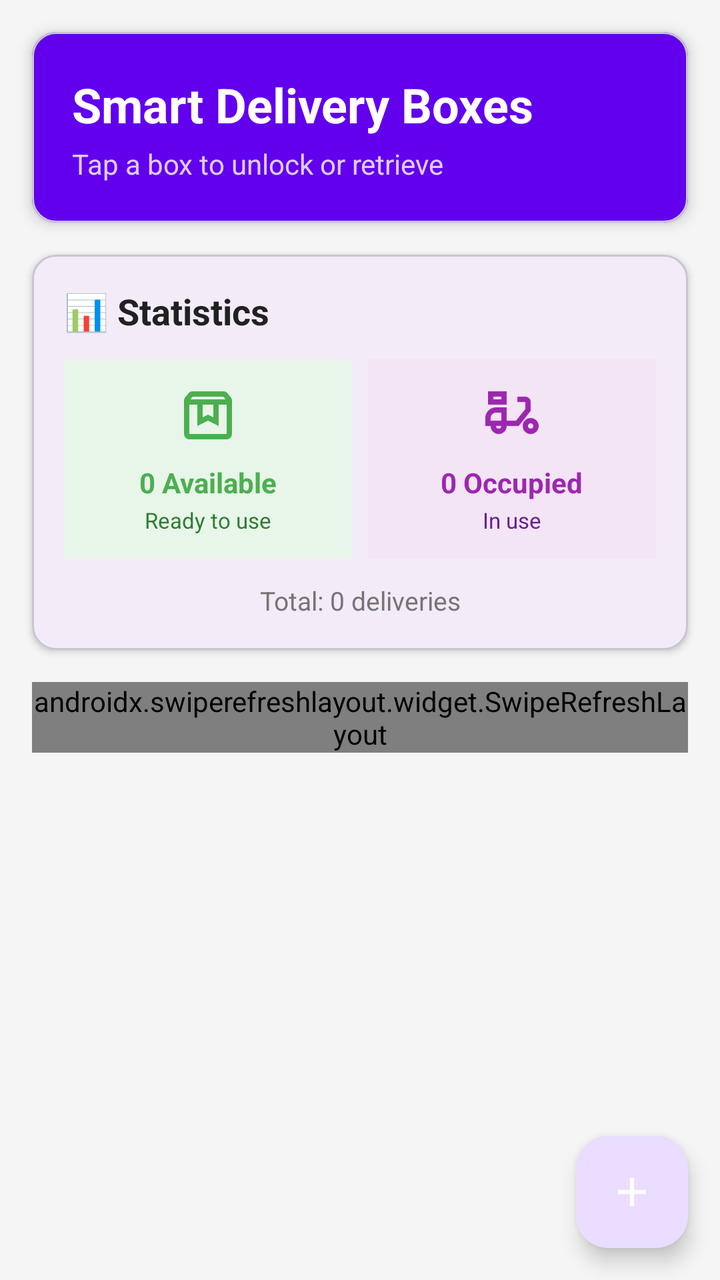
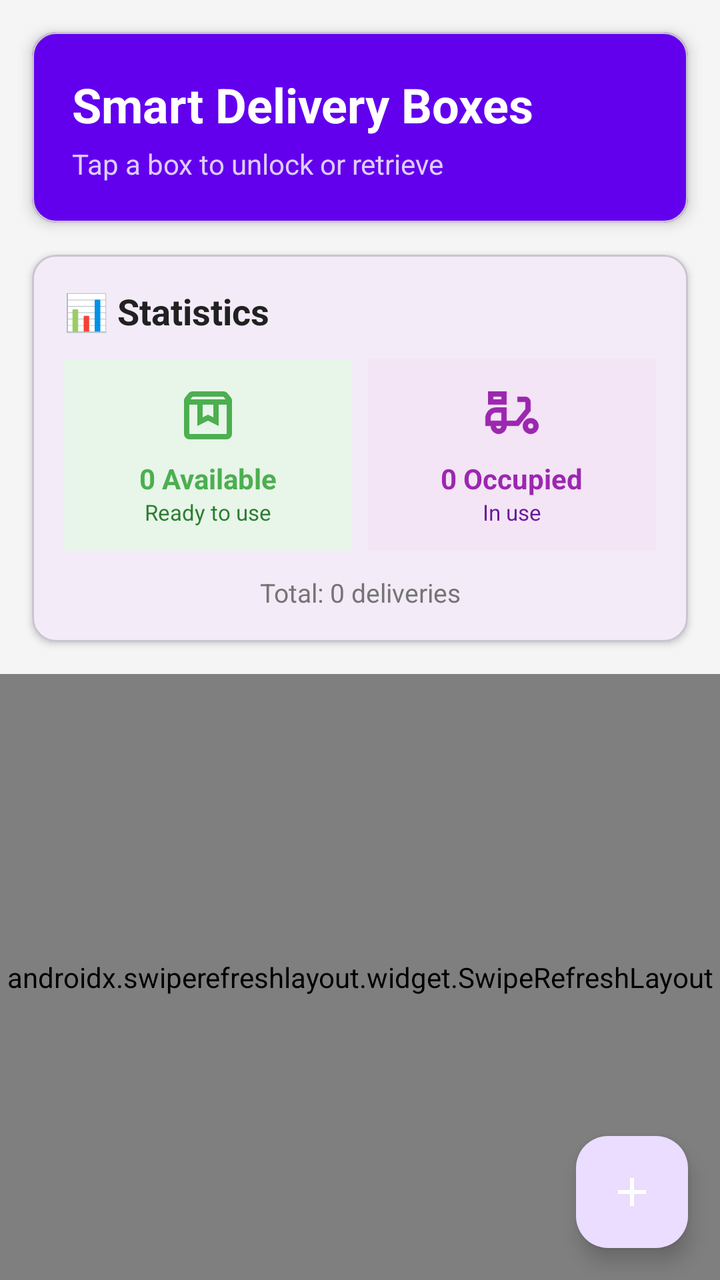

The first picture is an Android layout as it rendered before a commit; the second is the same layout after the commit. The layout source and the unified diff follow.
<!-- AndroidManifest.xml: application theme Theme.SmartFoodDeliveryBox -->
<!-- res/layout/fragment_dashboard.xml -->
<?xml version="1.0" encoding="utf-8"?>
<androidx.coordinatorlayout.widget.CoordinatorLayout
    xmlns:android="http://schemas.android.com/apk/res/android"
    xmlns:app="http://schemas.android.com/apk/res-auto"
    android:layout_width="match_parent"
    android:layout_height="match_parent"
    android:background="@color/background">

    <androidx.core.widget.NestedScrollView
        android:layout_width="match_parent"
        android:layout_height="match_parent">

        <LinearLayout
            android:layout_width="match_parent"
            android:layout_height="wrap_content"
            android:orientation="vertical">

            
            <com.google.android.material.card.MaterialCardView
                android:layout_width="match_parent"
                android:layout_height="wrap_content"
                android:layout_margin="16dp"
                app:cardElevation="4dp"
                app:cardCornerRadius="12dp"
                app:cardBackgroundColor="@color/primary">

                <LinearLayout
                    android:layout_width="match_parent"
                    android:layout_height="wrap_content"
                    android:orientation="vertical"
                    android:padding="20dp">

                    <TextView
                        android:layout_width="match_parent"
                        android:layout_height="wrap_content"
                        android:text="Smart Delivery Boxes"
                        android:textSize="24sp"
                        android:textStyle="bold"
                        android:textColor="@android:color/white" />

                    <TextView
                        android:layout_width="match_parent"
                        android:layout_height="wrap_content"
                        android:text="Tap a box to unlock or retrieve"
                        android:textSize="14sp"
                        android:textColor="@android:color/white"
                        android:alpha="0.8"
                        android:layout_marginTop="4dp" />

                </LinearLayout>

            </com.google.android.material.card.MaterialCardView>

            
            <com.google.android.material.card.MaterialCardView
                android:id="@+id/cardStatistics"
                android:layout_width="match_parent"
                android:layout_height="wrap_content"
                android:layout_marginStart="16dp"
                android:layout_marginEnd="16dp"
                android:layout_marginBottom="16dp"
                app:cardElevation="2dp"
                app:cardCornerRadius="12dp">

                <LinearLayout
                    android:layout_width="match_parent"
                    android:layout_height="wrap_content"
                    android:orientation="vertical"
                    android:padding="16dp">

                    <TextView
                        android:layout_width="wrap_content"
                        android:layout_height="wrap_content"
                        android:text="📊 Statistics"
                        android:textSize="18sp"
                        android:textStyle="bold"
                        android:textColor="@color/text_primary"
                        android:layout_marginBottom="12dp" />

                    <LinearLayout
                        android:layout_width="match_parent"
                        android:layout_height="wrap_content"
                        android:orientation="horizontal">

                        
                        <LinearLayout
                            android:layout_width="0dp"
                            android:layout_height="wrap_content"
                            android:layout_weight="1"
                            android:orientation="vertical"
                            android:background="#E8F5E9"
                            android:padding="12dp"
                            android:layout_marginEnd="4dp"
                            android:gravity="center">

                            <ImageView
                                android:layout_width="32dp"
                                android:layout_height="32dp"
                                android:src="@drawable/ic_box"
                                app:tint="#4CAF50"
                                android:layout_marginBottom="8dp" />

                            <TextView
                                android:id="@+id/tvAvailableCount"
                                android:layout_width="wrap_content"
                                android:layout_height="wrap_content"
                                android:text="0 Available"
                                android:textSize="14sp"
                                android:textStyle="bold"
                                android:textColor="#4CAF50" />

                            <TextView
                                android:layout_width="wrap_content"
                                android:layout_height="wrap_content"
                                android:text="Ready to use"
                                android:textSize="11sp"
                                android:textColor="#2E7D32"
                                android:layout_marginTop="2dp" />

                        </LinearLayout>

                        
                        <LinearLayout
                            android:layout_width="0dp"
                            android:layout_height="wrap_content"
                            android:layout_weight="1"
                            android:orientation="vertical"
                            android:background="#F3E5F5"
                            android:padding="12dp"
                            android:layout_marginStart="4dp"
                            android:gravity="center">

                            <ImageView
                                android:layout_width="32dp"
                                android:layout_height="32dp"
                                android:src="@drawable/ic_delivery"
                                app:tint="#9C27B0"
                                android:layout_marginBottom="8dp" />

                            <TextView
                                android:id="@+id/tvOccupiedCount"
                                android:layout_width="wrap_content"
                                android:layout_height="wrap_content"
                                android:text="0 Occupied"
                                android:textSize="14sp"
                                android:textStyle="bold"
                                android:textColor="#9C27B0" />

                            <TextView
                                android:layout_width="wrap_content"
                                android:layout_height="wrap_content"
                                android:text="In use"
                                android:textSize="11sp"
                                android:textColor="#6A1B9A"
                                android:layout_marginTop="2dp" />

                        </LinearLayout>

                    </LinearLayout>

                    
                    <TextView
                        android:id="@+id/tvTotalDeliveries"
                        android:layout_width="match_parent"
                        android:layout_height="wrap_content"
                        android:text="Total: 0 deliveries"
                        android:textSize="13sp"
                        android:textColor="@color/text_secondary"
                        android:gravity="center"
                        android:layout_marginTop="12dp" />

                </LinearLayout>

            </com.google.android.material.card.MaterialCardView>

            
            <androidx.swiperefreshlayout.widget.SwipeRefreshLayout
                android:id="@+id/swipeRefresh"
                android:layout_width="match_parent"
                android:layout_height="wrap_content"
                android:layout_marginStart="16dp"
                android:layout_marginEnd="16dp">

                <FrameLayout
                    android:layout_width="match_parent"
                    android:layout_height="wrap_content">

                    <androidx.recyclerview.widget.RecyclerView
                        android:id="@+id/recyclerViewBoxes"
                        android:layout_width="match_parent"
                        android:layout_height="wrap_content"
                        android:clipToPadding="false"
                        android:paddingBottom="80dp" />

                    <TextView
                        android:id="@+id/tvEmptyState"
                        android:layout_width="match_parent"
                        android:layout_height="wrap_content"
                        android:text="No boxes available"
                        android:textSize="16sp"
                        android:textColor="@color/text_secondary"
                        android:gravity="center"
                        android:padding="32dp"
                        android:visibility="gone" />

                </FrameLayout>

            </androidx.swiperefreshlayout.widget.SwipeRefreshLayout>

        </LinearLayout>

    </androidx.core.widget.NestedScrollView>

    
    <com.google.android.material.floatingactionbutton.FloatingActionButton
        android:id="@+id/fabAddDelivery"
        android:layout_width="wrap_content"
        android:layout_height="wrap_content"
        android:layout_gravity="bottom|end"
        android:layout_margin="16dp"
        android:src="@drawable/ic_add"
        android:contentDescription="Add delivery"
        app:tint="@android:color/white" />

</androidx.coordinatorlayout.widget.CoordinatorLayout>
<!-- resources referenced by this layout -->
<resources>
  <color name="background">#F5F5F5</color>
  <color name="primary">#FF6200EE</color>
  <color name="text_primary">#212121</color>
  <color name="text_secondary">#757575</color>
  <!-- drawable ic_add (drawable) -->
  <vector xmlns:android="http://schemas.android.com/apk/res/android"
      android:width="24dp"
      android:height="24dp"
      android:viewportWidth="960"
      android:viewportHeight="960">
    <path
        android:pathData="M440,520L200,520v-80h240v-240h80v240h240v80L520,520v240h-80v-240Z"
        android:fillColor="#e3e3e3"/>
  </vector>
  <!-- drawable ic_box (drawable) -->
  <vector xmlns:android="http://schemas.android.com/apk/res/android"
      android:width="24dp"
      android:height="24dp"
      android:viewportWidth="960"
      android:viewportHeight="960">
    <path
        android:pathData="M200,320v440h560v-440L640,320v320l-160,-80 -160,80v-320L200,320ZM200,840q-33,0 -56.5,-23.5T120,760v-499q0,-14 4.5,-27t13.5,-24l50,-61q11,-14 27.5,-21.5T250,120h460q18,0 34.5,7.5T772,149l50,61q9,11 13.5,24t4.5,27v499q0,33 -23.5,56.5T760,840L200,840ZM216,240h528l-34,-40L250,200l-34,40ZM400,320v190l80,-40 80,40v-190L400,320ZM200,320h560,-560Z"
        android:fillColor="#e3e3e3"/>
  </vector>
  <!-- drawable ic_delivery (drawable) -->
  <vector xmlns:android="http://schemas.android.com/apk/res/android"
      android:width="24dp"
      android:height="24dp"
      android:viewportWidth="960"
      android:viewportHeight="960">
    <path
        android:pathData="M120,320v-200h280v200L120,320ZM200,240h120v-40L200,200v40ZM280,760q-50,0 -85,-35t-35,-85L80,640v-120q0,-66 47,-113t113,-47h160v200h140l140,-174v-106L560,280v-80h120q33,0 56.5,23.5T760,280v134L580,640L400,640q0,50 -35,85t-85,35ZM280,680q17,0 28.5,-11.5T320,640h-80q0,17 11.5,28.5T280,680ZM760,760q-50,0 -85,-35t-35,-85q0,-50 35,-85t85,-35q50,0 85,35t35,85q0,50 -35,85t-85,35ZM760,680q17,0 28.5,-11.5T800,640q0,-17 -11.5,-28.5T760,600q-17,0 -28.5,11.5T720,640q0,17 11.5,28.5T760,680ZM160,560h160v-120h-80q-33,0 -56.5,23.5T160,520v40ZM320,240v-40,40ZM320,560Z"
        android:fillColor="#e3e3e3"/>
  </vector>
  <style name="Theme.SmartFoodDeliveryBox" parent="Base.Theme.SmartFoodDeliveryBox" />
  <style name="Base.Theme.SmartFoodDeliveryBox" parent="Theme.Material3.DayNight.NoActionBar">
          
          
      </style>
</resources>

<!-- the commit's change to res/layout/fragment_dashboard.xml (unified diff, before → after) -->
@@ -6,210 +6,187 @@
     android:layout_height="match_parent"
     android:background="@color/background">
 
-    <androidx.core.widget.NestedScrollView
+    <LinearLayout
         android:layout_width="match_parent"
-        android:layout_height="match_parent">
-
-        <LinearLayout
+        android:layout_height="match_parent"
+        android:orientation="vertical">
+
+        
+        <com.google.android.material.card.MaterialCardView
             android:layout_width="match_parent"
             android:layout_height="wrap_content"
-            android:orientation="vertical">
-
-            
-            <com.google.android.material.card.MaterialCardView
+            android:layout_margin="16dp"
+            app:cardCornerRadius="12dp"
+            app:cardElevation="4dp"
+            app:cardBackgroundColor="@color/primary">
+
+            <LinearLayout
                 android:layout_width="match_parent"
                 android:layout_height="wrap_content"
-                android:layout_margin="16dp"
-                app:cardElevation="4dp"
-                app:cardCornerRadius="12dp"
-                app:cardBackgroundColor="@color/primary">
-
-                <LinearLayout
-                    android:layout_width="match_parent"
-                    android:layout_height="wrap_content"
-                    android:orientation="vertical"
-                    android:padding="20dp">
-
-                    <TextView
-                        android:layout_width="match_parent"
-                        android:layout_height="wrap_content"
-                        android:text="Smart Delivery Boxes"
-                        android:textSize="24sp"
-                        android:textStyle="bold"
-                        android:textColor="@android:color/white" />
-
-                    <TextView
-                        android:layout_width="match_parent"
-                        android:layout_height="wrap_content"
-                        android:text="Tap a box to unlock or retrieve"
-                        android:textSize="14sp"
-                        android:textColor="@android:color/white"
-                        android:alpha="0.8"
-                        android:layout_marginTop="4dp" />
-
-                </LinearLayout>
-
-            </com.google.android.material.card.MaterialCardView>
-
-            
-            <com.google.android.material.card.MaterialCardView
-                android:id="@+id/cardStatistics"
+                android:orientation="vertical"
+                android:padding="20dp">
+
+                <TextView
+                    android:layout_width="wrap_content"
+                    android:layout_height="wrap_content"
+                    android:text="Smart Delivery Boxes"
+                    android:textSize="24sp"
+                    android:textStyle="bold"
+                    android:textColor="@android:color/white"/>
+
+                <TextView
+                    android:layout_width="wrap_content"
+                    android:layout_height="wrap_content"
+                    android:text="Tap a box to unlock or retrieve"
+                    android:textSize="14sp"
+                    android:textColor="@android:color/white"
+                    android:alpha="0.8"
+                    android:layout_marginTop="4dp"/>
+            </LinearLayout>
+        </com.google.android.material.card.MaterialCardView>
+
+        
+        <com.google.android.material.card.MaterialCardView
+            android:id="@+id/cardStatistics"
+            android:layout_width="match_parent"
+            android:layout_height="wrap_content"
+            android:layout_marginStart="16dp"
+            android:layout_marginEnd="16dp"
+            android:layout_marginBottom="16dp"
+            app:cardCornerRadius="12dp"
+            app:cardElevation="2dp">
+
+            <LinearLayout
                 android:layout_width="match_parent"
                 android:layout_height="wrap_content"
-                android:layout_marginStart="16dp"
-                android:layout_marginEnd="16dp"
-                android:layout_marginBottom="16dp"
-                app:cardElevation="2dp"
-                app:cardCornerRadius="12dp">
+                android:orientation="vertical"
+                android:padding="16dp">
+
+                <TextView
+                    android:layout_width="wrap_content"
+                    android:layout_height="wrap_content"
+                    android:text="📊 Statistics"
+                    android:textSize="18sp"
+                    android:textStyle="bold"
+                    android:textColor="@color/text_primary"
+                    android:layout_marginBottom="12dp"/>
 
                 <LinearLayout
                     android:layout_width="match_parent"
                     android:layout_height="wrap_content"
-                    android:orientation="vertical"
-                    android:padding="16dp">
-
-                    <TextView
-                        android:layout_width="wrap_content"
+                    android:orientation="horizontal">
+
+                    
+                    <LinearLayout
+                        android:layout_width="0dp"
                         android:layout_height="wrap_content"
-                        android:text="📊 Statistics"
-                        android:textSize="18sp"
-                        android:textStyle="bold"
-                        android:textColor="@color/text_primary"
-                        android:layout_marginBottom="12dp" />
-
+                        android:layout_weight="1"
+                        android:orientation="vertical"
+                        android:background="#E8F5E9"
+                        android:gravity="center"
+                        android:padding="12dp"
+                        android:layout_marginEnd="4dp">
+
+                        <ImageView
+                            android:layout_width="32dp"
+                            android:layout_height="32dp"
+                            android:src="@drawable/ic_box"
+                            app:tint="#4CAF50"/>
+
+                        <TextView
+                            android:id="@+id/tvAvailableCount"
+                            android:layout_width="wrap_content"
+                            android:layout_height="wrap_content"
+                            android:text="0 Available"
+                            android:textStyle="bold"
+                            android:textColor="#4CAF50"
+                            android:layout_marginTop="6dp"/>
+
+                        <TextView
+                            android:layout_width="wrap_content"
+                            android:layout_height="wrap_content"
+                            android:text="Ready to use"
+                            android:textSize="11sp"
+                            android:textColor="#2E7D32"/>
+                    </LinearLayout>
+
+                    
                     <LinearLayout
-                        android:layout_width="match_parent"
+                        android:layout_width="0dp"
                         android:layout_height="wrap_content"
-                        android:orientation="horizontal">
-
-                        
-                        <LinearLayout
-                            android:layout_width="0dp"
-                            android:layout_height="wrap_content"
-                            android:layout_weight="1"
-                            android:orientation="vertical"
-                            android:background="#E8F5E9"
-                            android:padding="12dp"
-                            android:layout_marginEnd="4dp"
-                            android:gravity="center">
-
-                            <ImageView
-                                android:layout_width="32dp"
-                                android:layout_height="32dp"
-                                android:src="@drawable/ic_box"
-                                app:tint="#4CAF50"
-                                android:layout_marginBottom="8dp" />
-
-                            <TextView
-                                android:id="@+id/tvAvailableCount"
-                                android:layout_width="wrap_content"
-                                android:layout_height="wrap_content"
-                                android:text="0 Available"
-                                android:textSize="14sp"
-                                android:textStyle="bold"
-                                android:textColor="#4CAF50" />
-
-                            <TextView
-                                android:layout_width="wrap_content"
-                                android:layout_height="wrap_content"
-                                android:text="Ready to use"
-                                android:textSize="11sp"
-                                android:textColor="#2E7D32"
-                                android:layout_marginTop="2dp" />
-
-                        </LinearLayout>
-
-                        
-                        <LinearLayout
-                            android:layout_width="0dp"
-                            android:layout_height="wrap_content"
-                            android:layout_weight="1"
-                            android:orientation="vertical"
-                            android:background="#F3E5F5"
-                            android:padding="12dp"
-                            android:layout_marginStart="4dp"
-                            android:gravity="center">
-
-                            <ImageView
-                                android:layout_width="32dp"
-                                android:layout_height="32dp"
-                                android:src="@drawable/ic_delivery"
-                                app:tint="#9C27B0"
-                                android:layout_marginBottom="8dp" />
-
-                            <TextView
-                                android:id="@+id/tvOccupiedCount"
-                                android:layout_width="wrap_content"
-                                android:layout_height="wrap_content"
-                                android:text="0 Occupied"
-                                android:textSize="14sp"
-                                android:textStyle="bold"
-                                android:textColor="#9C27B0" />
-
-                            <TextView
-                                android:layout_width="wrap_content"
-                                android:layout_height="wrap_content"
-                                android:text="In use"
-                                android:textSize="11sp"
-                                android:textColor="#6A1B9A"
-                                android:layout_marginTop="2dp" />
-
-                        </LinearLayout>
-
+                        android:layout_weight="1"
+                        android:orientation="vertical"
+                        android:background="#F3E5F5"
+                        android:gravity="center"
+                        android:padding="12dp"
+                        android:layout_marginStart="4dp">
+
+                        <ImageView
+                            android:layout_width="32dp"
+                            android:layout_height="32dp"
+                            android:src="@drawable/ic_delivery"
+                            app:tint="#9C27B0"/>
+
+                        <TextView
+                            android:id="@+id/tvOccupiedCount"
+                            android:layout_width="wrap_content"
+                            android:layout_height="wrap_content"
+                            android:text="0 Occupied"
+                            android:textStyle="bold"
+                            android:textColor="#9C27B0"
+                            android:layout_marginTop="6dp"/>
+
+                        <TextView
+                            android:layout_width="wrap_content"
+                            android:layout_height="wrap_content"
+                            android:text="In use"
+                            android:textSize="11sp"
+                            android:textColor="#6A1B9A"/>
                     </LinearLayout>
 
-                    
-                    <TextView
-                        android:id="@+id/tvTotalDeliveries"
-                        android:layout_width="match_parent"
-                        android:layout_height="wrap_content"
-                        android:text="Total: 0 deliveries"
-                        android:textSize="13sp"
-                        android:textColor="@color/text_secondary"
-                        android:gravity="center"
-                        android:layout_marginTop="12dp" />
-
                 </LinearLayout>
 
-            </com.google.android.material.card.MaterialCardView>
-
-            
-            <androidx.swiperefreshlayout.widget.SwipeRefreshLayout
-                android:id="@+id/swipeRefresh"
+                <TextView
+                    android:id="@+id/tvTotalDeliveries"
+                    android:layout_width="match_parent"
+                    android:layout_height="wrap_content"
+                    android:text="Total: 0 deliveries"
+                    android:textSize="13sp"
+                    android:textColor="@color/text_secondary"
+                    android:gravity="center"
+                    android:layout_marginTop="12dp"/>
+            </LinearLayout>
+        </com.google.android.material.card.MaterialCardView>
+
+        
+        <androidx.swiperefreshlayout.widget.SwipeRefreshLayout
+            android:id="@+id/swipeRefresh"
+            android:layout_width="match_parent"
+            android:layout_height="0dp"
+            android:layout_weight="1">
+
+            <FrameLayout
                 android:layout_width="match_parent"
-                android:layout_height="wrap_content"
-                android:layout_marginStart="16dp"
-                android:layout_marginEnd="16dp">
-
-                <FrameLayout
-                    android:layout_width="match_parent"
-                    android:layout_height="wrap_content">
-
-                    <androidx.recyclerview.widget.RecyclerView
-                        android:id="@+id/recyclerViewBoxes"
-                        android:layout_width="match_parent"
-                        android:layout_height="wrap_content"
-                        android:clipToPadding="false"
-                        android:paddingBottom="80dp" />
-
-                    <TextView
-                        android:id="@+id/tvEmptyState"
-                        android:layout_width="match_parent"
-                        android:layout_height="wrap_content"
-                        android:text="No boxes available"
-                        android:textSize="16sp"
-                        android:textColor="@color/text_secondary"
-                        android:gravity="center"
-                        android:padding="32dp"
-                        android:visibility="gone" />
-
-                </FrameLayout>
-
-            </androidx.swiperefreshlayout.widget.SwipeRefreshLayout>
-
-        </LinearLayout>
-
-    </androidx.core.widget.NestedScrollView>
+                android:layout_height="match_parent">
+
+                <androidx.recyclerview.widget.RecyclerView
+                    android:id="@+id/recyclerViewBoxes"
+                    android:layout_width="match_parent"
+                    android:layout_height="match_parent"
+                    android:padding="8dp"/>
+
+                <TextView
+                    android:id="@+id/tvEmptyState"
+                    android:layout_width="match_parent"
+                    android:layout_height="match_parent"
+                    android:text="No boxes available"
+                    android:gravity="center"
+                    android:textColor="@color/text_secondary"
+                    android:visibility="gone"/>
+            </FrameLayout>
+        </androidx.swiperefreshlayout.widget.SwipeRefreshLayout>
+
+    </LinearLayout>
 
     
     <com.google.android.material.floatingactionbutton.FloatingActionButton
@@ -219,7 +196,6 @@
         android:layout_gravity="bottom|end"
         android:layout_margin="16dp"
         android:src="@drawable/ic_add"
-        android:contentDescription="Add delivery"
-        app:tint="@android:color/white" />
+        app:tint="@android:color/white"/>
 
 </androidx.coordinatorlayout.widget.CoordinatorLayout>
